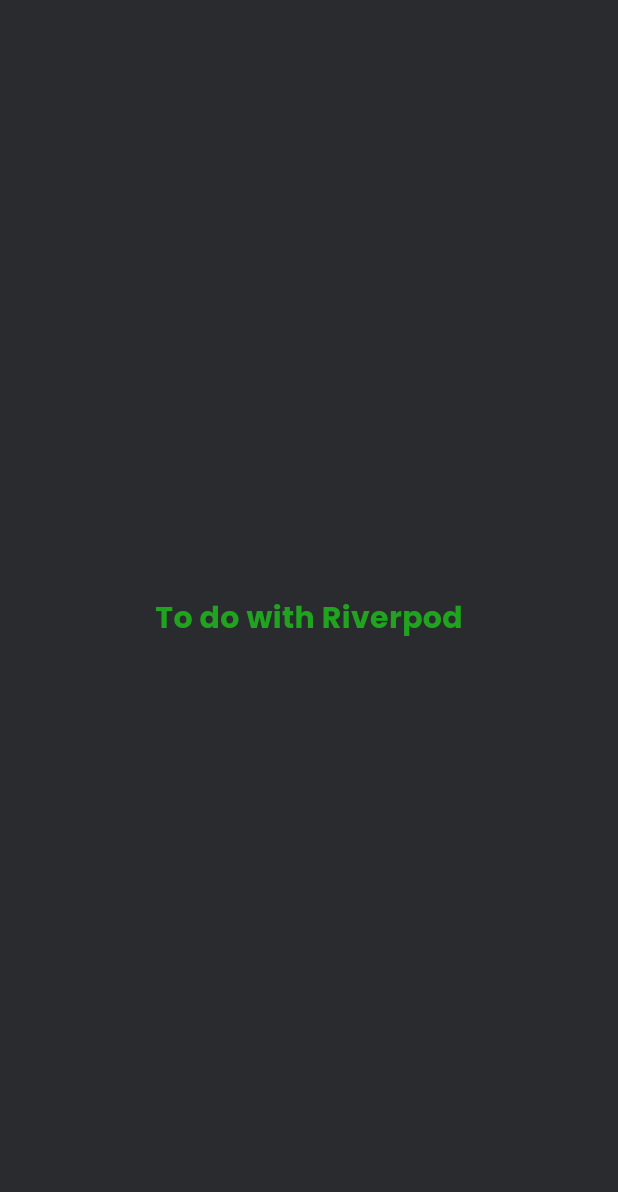
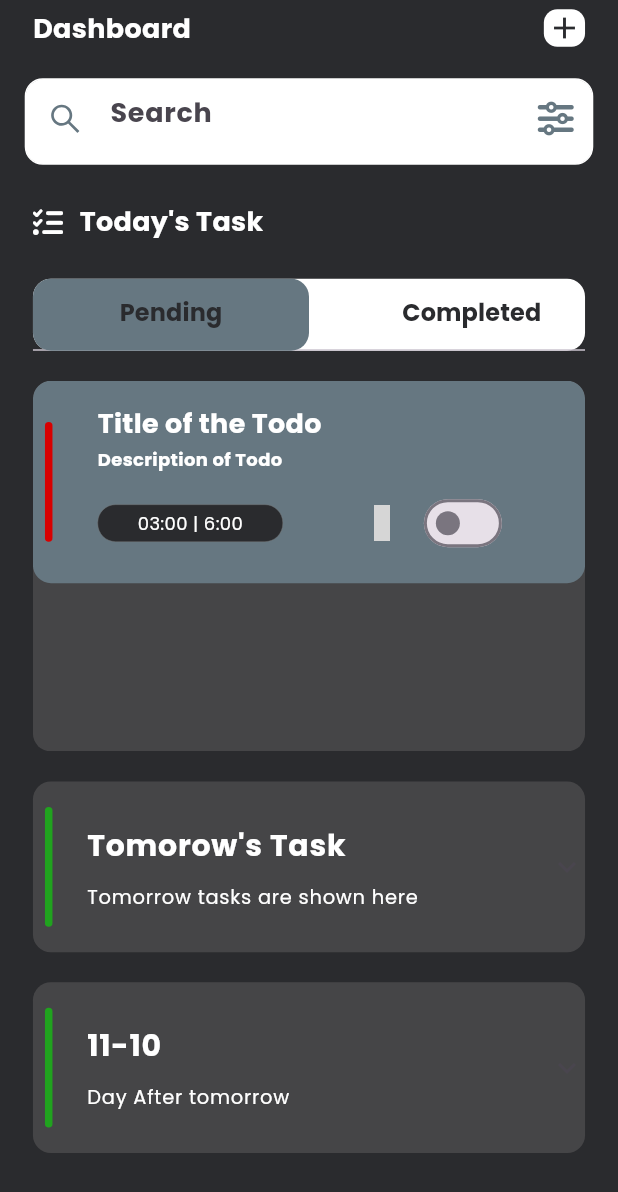
Before and after one commit to MurtazaFlutter/Task-Management, a Flutter app: the HomePage screen opened directly, on a phone screen of 412 x 824 dp. Shown: the top 1192 px of the screen. Run offline on Flutter 3.47's test engine with Material 2 defaults, Android fonts, the phone set to English and light mode, and no system bars; our stand-ins replace country_picker, flutter_screenutil, flutter_vector_icons, gap, google_fonts, hooks_riverpod and 2 more; grey boxes are pictures that could not be loaded.

Commit message:
done with the home screen

```diff
--- a/lib/common/widgets/custom_outline_button.dart
+++ b/lib/common/widgets/custom_outline_button.dart
@@ -1,4 +1,3 @@
-import 'package:flutter/material.dart';
 import 'package:task_management/common/utils/app_imports.dart';
 
 class CustomOutLineButton extends StatelessWidget {
--- a/lib/common/widgets/custom_text_field.dart
+++ b/lib/common/widgets/custom_text_field.dart
@@ -1,4 +1,3 @@
-import 'package:flutter/material.dart';
 import 'package:task_management/common/utils/app_imports.dart';
 
 class CustomTextField extends StatelessWidget {
@@ -7,7 +6,7 @@ class CustomTextField extends StatelessWidget {
       required this.hintText,
       this.suffixIcon,
       this.prefixIcon,
-      required this.hintStyle,
+      this.hintStyle,
       required this.controller,
       this.onChanged,
       this.keyboardType});
@@ -17,7 +16,7 @@ class CustomTextField extends StatelessWidget {
   final String hintText;
   final Widget? suffixIcon;
   final Widget? prefixIcon;
-  final TextStyle hintStyle;
+  final TextStyle? hintStyle;
   final void Function(String)? onChanged;
   @override
   Widget build(BuildContext context) {
--- a/lib/features/onboarding/pages/page_one.dart
+++ b/lib/features/onboarding/pages/page_one.dart
@@ -1,5 +1,3 @@
-import 'package:flutter/material.dart';
-import 'package:task_management/common/utils/app_cons.dart';
 import 'package:task_management/common/utils/app_imports.dart';
 
 class PageOne extends StatelessWidget {
--- a/lib/features/todo/pages/home_page.dart
+++ b/lib/features/todo/pages/home_page.dart
@@ -1,24 +1,138 @@
-import 'package:flutter/material.dart';
-import 'package:flutter_screenutil/flutter_screenutil.dart';
-import 'package:task_management/common/utils/app_cons.dart';
-import 'package:task_management/common/widgets/app_style.dart';
-import 'package:task_management/common/widgets/reuseable_text.dart';
+import 'package:hooks_riverpod/hooks_riverpod.dart';
+import 'package:task_management/common/utils/app_imports.dart';
+import 'package:task_management/features/todo/widgets/expension_tile.dart';
+import 'package:task_management/features/todo/widgets/todo_tile.dart';
 
-class HomePage extends StatefulWidget {
+import '../widgets/home_app_bar.dart';
+
+class HomePage extends ConsumerStatefulWidget {
   const HomePage({super.key});
 
   @override
-  State<HomePage> createState() => _HomePageState();
+  ConsumerState<HomePage> createState() => _HomePageState();
 }
 
-class _HomePageState extends State<HomePage> {
+class _HomePageState extends ConsumerState<HomePage>
+    with TickerProviderStateMixin {
+  late final TextEditingController _searchController = TextEditingController();
+  late final TabController tabController =
+      TabController(length: 2, vsync: this);
+
   @override
   Widget build(BuildContext context) {
     return Scaffold(
-      body: Center(
-          child: TextWidget(
-              text: "To do with Riverpod",
-              style: appStyle(20.sp, AppConstants.kGreen, FontWeight.w700))),
+      appBar: PreferredSize(
+        preferredSize: Size.fromHeight(110.h),
+        child: HomeAppBar(searchController: _searchController),
+      ),
+      body: SafeArea(
+        child: Padding(
+          padding: EdgeInsets.symmetric(horizontal: 20.w),
+          child: ListView(
+            children: [
+              Gap(25.h),
+              Row(
+                children: [
+                  const Icon(
+                    FontAwesome.tasks,
+                    size: 20,
+                    color: AppConstants.kLight,
+                  ),
+                  Gap(10.w),
+                  TextWidget(
+                      text: "Today's Task",
+                      style:
+                          appStyle(18.sp, AppConstants.kLight, FontWeight.bold))
+                ],
+              ),
+              Gap(25.h),
+              Container(
+                decoration: BoxDecoration(
+                    color: AppConstants.kLight,
+                    borderRadius: BorderRadius.circular(AppConstants.kRadius)),
+                child: TabBar(
+                    indicatorSize: TabBarIndicatorSize.label,
+                    indicator: BoxDecoration(
+                        color: AppConstants.kGreyLight,
+                        borderRadius: BorderRadius.all(
+                            Radius.circular(AppConstants.kRadius))),
+                    controller: tabController,
+                    isScrollable: false,
+                    labelColor: AppConstants.kBlueLight,
+                    labelPadding: EdgeInsets.zero,
+                    labelStyle: appStyle(
+                        24.sp, AppConstants.kBlueLight, FontWeight.w700),
+                    unselectedLabelColor: AppConstants.kLight,
+                    tabs: [
+                      Tab(
+                        child: SizedBox(
+                          width: AppConstants.kWidth * 0.5,
+                          child: Center(
+                            child: TextWidget(
+                                text: "Pending",
+                                style: appStyle(16.sp, AppConstants.kBkDark,
+                                    FontWeight.bold)),
+                          ),
+                        ),
+                      ),
+                      Tab(
+                        child: Container(
+                          padding: EdgeInsets.only(left: 30.w),
+                          width: AppConstants.kWidth * 0.5,
+                          child: Center(
+                            child: TextWidget(
+                                text: "Completed",
+                                style: appStyle(16.sp, AppConstants.kBkDark,
+                                    FontWeight.bold)),
+                          ),
+                        ),
+                      )
+                    ]),
+              ),
+              Gap(20.h),
+              SizedBox(
+                height: AppConstants.kHeight * 0.3,
+                child: ClipRRect(
+                  borderRadius: BorderRadius.circular(AppConstants.kRadius),
+                  child: TabBarView(controller: tabController, children: [
+                    Container(
+                      color: AppConstants.kBkLight,
+                      height: AppConstants.kHeight * 0.3,
+                      child: ListView(
+                        children: [
+                          TodoTile(
+                            start: "03:00",
+                            end: "6:00",
+                            switcher:
+                                Switch(value: false, onChanged: (value) {}),
+                          ),
+                        ],
+                      ),
+                    ),
+                    Container(
+                      color: AppConstants.kBkLight,
+                      height: AppConstants.kHeight * 0.3,
+                    ),
+                  ]),
+                ),
+              ),
+              Gap(20.h),
+              const XpensionTile(
+                  text1: "Tomorow's Task",
+                  text2: "Tomorrow tasks are shown here",
+                  children: []),
+              Gap(20.h),
+              XpensionTile(
+                  text1: DateTime.now()
+                      .add(const Duration(days: 2))
+                      .toString()
+                      .substring(5, 10),
+                  text2: "Day After tomorrow",
+                  children: const []),
+            ],
+          ),
+        ),
+      ),
     );
   }
 }
--- /dev/null
+++ b/lib/features/todo/widgets/bottom_tiles.dart
@@ -0,0 +1,57 @@
+import 'package:hooks_riverpod/hooks_riverpod.dart';
+import 'package:task_management/common/utils/app_imports.dart';
+
+class BottomTiles extends StatelessWidget {
+  final String text1;
+  final String text2;
+  final Color color;
+  const BottomTiles(
+      {super.key,
+      required this.text1,
+      required this.text2,
+      required this.color});
+
+  @override
+  Widget build(BuildContext context) {
+    return SizedBox(
+      width: AppConstants.kWidth,
+      child: Padding(
+        padding: const EdgeInsets.all(8),
+        child: Row(
+          children: [
+            Consumer(
+              builder: (context, ref, child) {
+                return Container(
+                  height: 80.h,
+                  width: 5,
+                  decoration: BoxDecoration(
+                    borderRadius: BorderRadius.circular(AppConstants.kRadius),
+                    color: AppConstants.kGreen,
+                  ),
+                );
+              },
+            ),
+            Gap(15.h),
+            Padding(
+              padding: const EdgeInsets.all(8),
+              child: Column(
+                mainAxisAlignment: MainAxisAlignment.start,
+                crossAxisAlignment: CrossAxisAlignment.start,
+                children: [
+                  TextWidget(
+                      text: text1,
+                      style: appStyle(20.sp, color, FontWeight.bold)),
+                  Gap(10.h),
+                  TextWidget(
+                    text: text2,
+                    style: appStyle(13.sp, color, FontWeight.normal),
+                  )
+                ],
+              ),
+            )
+          ],
+        ),
+      ),
+    );
+  }
+}
--- /dev/null
+++ b/lib/features/todo/widgets/expension_tile.dart
@@ -0,0 +1,47 @@
+import 'package:flutter/material.dart';
+import 'package:task_management/common/utils/app_cons.dart';
+import 'package:task_management/features/todo/widgets/bottom_tiles.dart';
+
+class XpensionTile extends StatelessWidget {
+  const XpensionTile(
+      {super.key,
+      required this.text1,
+      required this.text2,
+      this.trailing,
+      this.onExpansionChange,
+      required this.children});
+  final String text1;
+  final String text2;
+  final Widget? trailing;
+  final List<Widget> children;
+  final void Function(bool)? onExpansionChange;
+
+  @override
+  Widget build(BuildContext context) {
+    return Container(
+      decoration: BoxDecoration(
+        color: AppConstants.kBkLight,
+        borderRadius: BorderRadius.all(
+          Radius.circular(AppConstants.kRadius),
+        ),
+      ),
+      child: Theme(
+        data: Theme.of(context).copyWith(
+          dividerColor: Colors.transparent,
+        ),
+        child: ExpansionTile(
+          title: BottomTiles(
+            color: AppConstants.kLight,
+            text1: text1,
+            text2: text2,
+          ),
+          tilePadding: EdgeInsets.zero,
+          onExpansionChanged: onExpansionChange,
+          controlAffinity: ListTileControlAffinity.trailing,
+          trailing: trailing,
+          children: children,
+        ),
+      ),
+    );
+  }
+}
--- /dev/null
+++ b/lib/features/todo/widgets/home_app_bar.dart
@@ -0,0 +1,77 @@
+import '../../../common/utils/app_imports.dart';
+import '../../../common/widgets/custom_text_field.dart';
+
+class HomeAppBar extends StatelessWidget {
+  const HomeAppBar({
+    super.key,
+    required TextEditingController searchController,
+  }) : _searchController = searchController;
+
+  final TextEditingController _searchController;
+
+  @override
+  Widget build(BuildContext context) {
+    return AppBar(
+      backgroundColor: Colors.transparent,
+      automaticallyImplyLeading: false,
+      bottom: PreferredSize(
+          preferredSize: Size.fromHeight(85.h),
+          child: Column(
+            children: [
+              Padding(
+                padding: EdgeInsets.symmetric(
+                  horizontal: 20.w,
+                ),
+                child: Row(
+                  mainAxisAlignment: MainAxisAlignment.spaceBetween,
+                  crossAxisAlignment: CrossAxisAlignment.start,
+                  children: [
+                    TextWidget(
+                      text: "Dashboard",
+                      style:
+                          appStyle(18.sp, AppConstants.kLight, FontWeight.bold),
+                    ),
+                    Container(
+                      width: 25.w,
+                      height: 25.h,
+                      decoration: BoxDecoration(
+                          color: AppConstants.kLight,
+                          borderRadius: BorderRadius.all(Radius.circular(9.r))),
+                      child: GestureDetector(
+                        onTap: null,
+                        child: const Icon(
+                          Icons.add,
+                          color: AppConstants.kBkDark,
+                        ),
+                      ),
+                    ),
+                  ],
+                ),
+              ),
+              Gap(20.h),
+              Padding(
+                padding: EdgeInsets.symmetric(horizontal: 15.w),
+                child: CustomTextField(
+                  hintText: "Search",
+                  controller: _searchController,
+                  prefixIcon: Container(
+                    padding: EdgeInsets.all(14.h),
+                    child: GestureDetector(
+                      onTap: null,
+                      child: const Icon(
+                        AntDesign.search1,
+                        color: AppConstants.kGreyLight,
+                      ),
+                    ),
+                  ),
+                  suffixIcon: const Icon(
+                    FontAwesome.sliders,
+                    color: AppConstants.kGreyLight,
+                  ),
+                ),
+              ),
+            ],
+          )),
+    );
+  }
+}
--- /dev/null
+++ b/lib/features/todo/widgets/todo_tile.dart
@@ -0,0 +1,119 @@
+import 'package:task_management/common/utils/app_imports.dart';
+
+class TodoTile extends StatelessWidget {
+  const TodoTile(
+      {super.key,
+      this.color,
+      this.title,
+      this.description,
+      this.end,
+      this.start,
+      this.editWidget,
+      this.switcher,
+      this.delete});
+
+  final Color? color;
+  final String? title;
+  final String? description;
+  final String? end;
+  final String? start;
+  final Widget? editWidget;
+  final VoidCallback? delete;
+  final Widget? switcher;
+
+  @override
+  Widget build(BuildContext context) {
+    return Padding(
+      padding: EdgeInsets.only(
+        bottom: 8.h,
+      ),
+      child: Stack(
+        children: [
+          Container(
+            padding: const EdgeInsets.all(8),
+            width: AppConstants.kWidth,
+            decoration: BoxDecoration(
+              color: AppConstants.kGreyLight,
+              borderRadius: BorderRadius.circular(AppConstants.kRadius),
+            ),
+            child: Row(
+              mainAxisAlignment: MainAxisAlignment.spaceBetween,
+              children: [
+                Container(
+                  height: 80.h,
+                  width: 5,
+                  decoration: BoxDecoration(
+                    borderRadius: BorderRadius.circular(AppConstants.kRadius),
+                    color: color ?? AppConstants.kRed,
+                  ),
+                ),
+                Gap(15.w),
+                Padding(
+                  padding: EdgeInsets.all(8.h),
+                  child: SizedBox(
+                    width: AppConstants.kWidth * 0.75,
+                    child: Column(
+                      crossAxisAlignment: CrossAxisAlignment.start,
+                      mainAxisAlignment: MainAxisAlignment.start,
+                      children: [
+                        TextWidget(
+                            text: title ?? "Title of the Todo",
+                            style: appStyle(
+                                18.sp, AppConstants.kLight, FontWeight.bold)),
+                        const Gap(2),
+                        TextWidget(
+                            text: description ?? "Description of Todo",
+                            style: appStyle(
+                                12.sp, AppConstants.kLight, FontWeight.bold)),
+                        Gap(10.h),
+                        Row(
+                          children: [
+                            Container(
+                              width: AppConstants.kWidth * 0.3,
+                              height: 25.h,
+                              decoration: BoxDecoration(
+                                  color: AppConstants.kBkDark,
+                                  border: Border.all(
+                                      width: 0.3,
+                                      color: AppConstants.kGreyDark),
+                                  borderRadius: BorderRadius.circular(
+                                      AppConstants.kRadius)),
+                              child: Center(
+                                  child: TextWidget(
+                                      text: "$start | $end",
+                                      style: appStyle(
+                                          12.sp,
+                                          AppConstants.kLight,
+                                          FontWeight.normal))),
+                            ),
+                            Gap(20.w),
+                            Row(
+                              children: [
+                                SizedBox(
+                                  child: editWidget,
+                                ),
+                                Gap(20.h),
+                                IconButton(
+                                    onPressed: delete,
+                                    icon: const Icon(
+                                        MaterialCommunityIcons.delete))
+                              ],
+                            ),
+                            Container(
+                              padding: EdgeInsets.only(bottom: 0.h),
+                              child: switcher,
+                            ),
+                          ],
+                        )
+                      ],
+                    ),
+                  ),
+                )
+              ],
+            ),
+          )
+        ],
+      ),
+    );
+  }
+}
--- a/lib/main.dart
+++ b/lib/main.dart
@@ -1,7 +1,6 @@
 import 'package:hooks_riverpod/hooks_riverpod.dart';
-
+import 'package:task_management/features/todo/pages/home_page.dart';
 import 'common/utils/app_imports.dart';
-import 'features/onboarding/pages/on_boarding.dart';
 
 void main() {
   runApp(const ProviderScope(child: MyApp()));
@@ -18,6 +17,7 @@ class MyApp extends StatelessWidget {
         designSize: const Size(375, 825),
         builder: (context, child) {
           return MaterialApp(
+            debugShowCheckedModeBanner: false,
             title: 'Flutter Task Management',
             theme: ThemeData(
               appBarTheme: const AppBarTheme(
@@ -27,7 +27,7 @@ class MyApp extends StatelessWidget {
               useMaterial3: true,
             ),
             themeMode: ThemeMode.dark,
-            home: const OnBoardingPage(),
+            home: const HomePage(),
           );
         });
   }
--- /dev/null
+++ b/lib/models/user_mode.dart
@@ -0,0 +1,23 @@
+// To parse this JSON data, do
+//
+//     final userModel = userModelFromJson(jsonString);
+
+class UserModel {
+  final int id;
+  final int isVerified;
+
+  UserModel({
+    required this.id,
+    required this.isVerified,
+  });
+
+  factory UserModel.fromJson(Map<String, dynamic> json) => UserModel(
+        id: json["id"],
+        isVerified: json["isVerified"],
+      );
+
+  Map<String, dynamic> toJson() => {
+        "id": id,
+        "isVerified": isVerified,
+      };
+}
```
